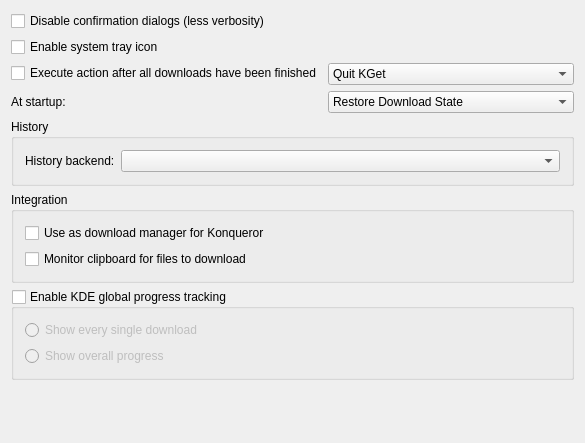
Qt form conf/dlgadvanced.ui (KDE/kget) before a commit.
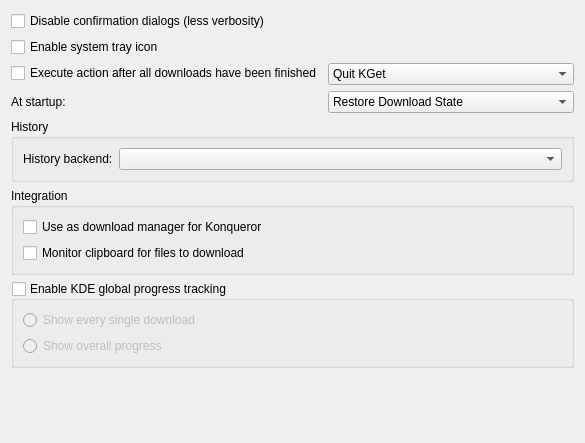
The same form after that commit. Custom widgets are drawn as their Qt base class.

Commit message:
SVN_SILENT Cleanup .ui files
This removes (as discussed on k-c-d)
* obsolete <pixmapfunction>
* deprecated <layoutdefault>
* empty <author>, <comment>, <exportmacro>

Diff of the .ui file:
```diff
--- a/conf/dlgadvanced.ui
+++ b/conf/dlgadvanced.ui
@@ -159,8 +159,6 @@
    </item>
   </layout>
  </widget>
- <layoutdefault spacing="6" margin="11" />
- <layoutfunction spacing="KDialog::spacingHint" margin="KDialog::marginHint" />
   <customwidgets>
   <customwidget>
    <class>KComboBox</class>
```
The commit also changes 3 other files.
